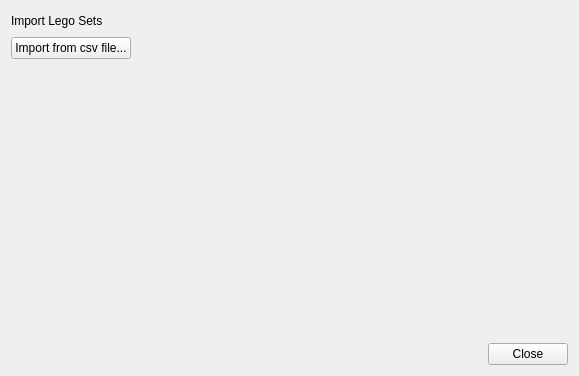
The window that src/Applications/BrickMoneyDesktop/src/LegoSetImportDialog.ui (tlaemmlein/BrickMoney) describes before a commit, drawn with Qt 5.
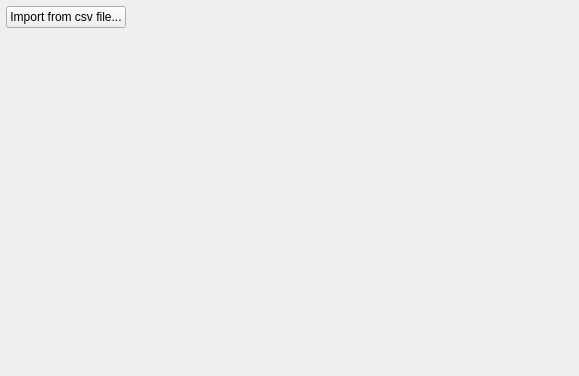
The same window after the commit.

Commit message: Import of lego sets is possible.

Patch:
```diff
--- a/src/Applications/BrickMoneyDesktop/src/LegoSetImportDialog.ui
+++ b/src/Applications/BrickMoneyDesktop/src/LegoSetImportDialog.ui
@@ -14,36 +14,21 @@
    <string>Form</string>
   </property>
   <layout class="QVBoxLayout" name="verticalLayout">
-   <item>
-    <layout class="QHBoxLayout" name="horizontalLayout_2">
-     <item>
-      <widget class="QLabel" name="importLegoSetTitle">
-       <property name="sizePolicy">
-        <sizepolicy hsizetype="Preferred" vsizetype="Maximum">
-         <horstretch>0</horstretch>
-         <verstretch>0</verstretch>
-        </sizepolicy>
-       </property>
-       <property name="text">
-        <string>Import Lego Sets</string>
-       </property>
-      </widget>
-     </item>
-     <item>
-      <spacer name="horizontalSpacer_2">
-       <property name="orientation">
-        <enum>Qt::Horizontal</enum>
-       </property>
-       <property name="sizeHint" stdset="0">
-        <size>
-         <width>40</width>
-         <height>20</height>
-        </size>
-       </property>
-      </spacer>
-     </item>
-    </layout>
-   </item>
+   <property name="spacing">
+    <number>3</number>
+   </property>
+   <property name="leftMargin">
+    <number>6</number>
+   </property>
+   <property name="topMargin">
+    <number>6</number>
+   </property>
+   <property name="rightMargin">
+    <number>6</number>
+   </property>
+   <property name="bottomMargin">
+    <number>6</number>
+   </property>
    <item>
     <layout class="QHBoxLayout" name="horizontalLayout_3">
      <item>
@@ -78,30 +63,6 @@
      </property>
     </widget>
    </item>
-   <item>
-    <layout class="QHBoxLayout" name="horizontalLayout">
-     <item>
-      <spacer name="horizontalSpacer">
-       <property name="orientation">
-        <enum>Qt::Horizontal</enum>
-       </property>
-       <property name="sizeHint" stdset="0">
-        <size>
-         <width>40</width>
-         <height>20</height>
-        </size>
-       </property>
-      </spacer>
-     </item>
-     <item>
-      <widget class="QPushButton" name="closePushButton">
-       <property name="text">
-        <string>Close</string>
-       </property>
-      </widget>
-     </item>
-    </layout>
-   </item>
   </layout>
  </widget>
  <resources/>
```
Left out of the diff: 2 changed lines with no effect on the pictures. The commit also changes 8 other files.
